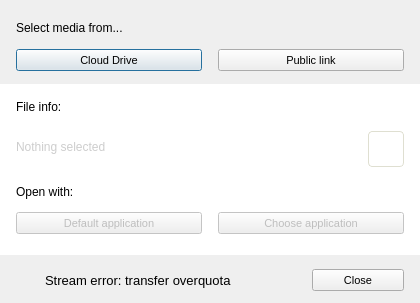
Qt form src/MEGASync/gui/win/StreamingFromMegaDialog.ui (meganz/MEGAsync) before a commit.
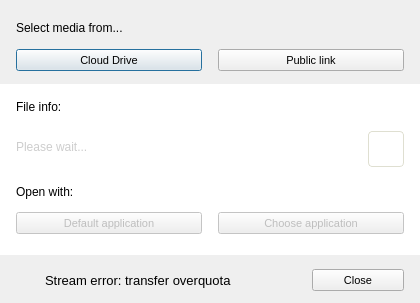
The same form after that commit. Icons and pictures are not drawn.

Commit message: SNC-2083 Streaming of files inside folders from public urls

Diff of the .ui file:
```diff
--- a/src/MEGASync/gui/win/StreamingFromMegaDialog.ui
+++ b/src/MEGASync/gui/win/StreamingFromMegaDialog.ui
@@ -58,6 +58,12 @@
 	color: rgba(0, 0, 0, 50)
 }
 
+#WaitingForFileInfoLabel
+{
+   font-size: 12px;
+	color: rgba(0, 0, 0, 50)
+}
+
 #lFileName, #lState
 {
 	font-size: 12px;
@@ -507,6 +513,153 @@
                 </item>
                </layout>
               </widget>
+              <widget class="QWidget" name="pWaitingForFileInfo">
+               <layout class="QHBoxLayout" name="horizontalLayout_8">
+                <property name="leftMargin">
+                 <number>0</number>
+                </property>
+                <property name="topMargin">
+                 <number>0</number>
+                </property>
+                <property name="rightMargin">
+                 <number>0</number>
+                </property>
+                <property name="bottomMargin">
+                 <number>0</number>
+                </property>
+                <item>
+                 <widget class="QLabel" name="WaitingForFileInfoLabel">
+                  <property name="palette">
+                   <palette>
+                    <active>
+                     <colorrole role="WindowText">
+                      <brush brushstyle="SolidPattern">
+                       <color alpha="255">
+                        <red>102</red>
+                        <green>102</green>
+                        <blue>102</blue>
+                       </color>
+                      </brush>
+                     </colorrole>
+                     <colorrole role="Button">
+                      <brush brushstyle="SolidPattern">
+                       <color alpha="255">
+                        <red>255</red>
+                        <green>255</green>
+                        <blue>255</blue>
+                       </color>
+                      </brush>
+                     </colorrole>
+                     <colorrole role="Base">
+                      <brush brushstyle="SolidPattern">
+                       <color alpha="255">
+                        <red>255</red>
+                        <green>255</green>
+                        <blue>255</blue>
+                       </color>
+                      </brush>
+                     </colorrole>
+                     <colorrole role="Window">
+                      <brush brushstyle="SolidPattern">
+                       <color alpha="255">
+                        <red>255</red>
+                        <green>255</green>
+                        <blue>255</blue>
+                       </color>
+                      </brush>
+                     </colorrole>
+                    </active>
+                    <inactive>
+                     <colorrole role="WindowText">
+                      <brush brushstyle="SolidPattern">
+                       <color alpha="255">
+                        <red>102</red>
+                        <green>102</green>
+                        <blue>102</blue>
+                       </color>
+                      </brush>
+                     </colorrole>
+                     <colorrole role="Button">
+                      <brush brushstyle="SolidPattern">
+                       <color alpha="255">
+                        <red>255</red>
+                        <green>255</green>
+                        <blue>255</blue>
+                       </color>
+                      </brush>
+                     </colorrole>
+                     <colorrole role="Base">
+                      <brush brushstyle="SolidPattern">
+                       <color alpha="255">
+                        <red>255</red>
+                        <green>255</green>
+                        <blue>255</blue>
+                       </color>
+                      </brush>
+                     </colorrole>
+                     <colorrole role="Window">
+                      <brush brushstyle="SolidPattern">
+                       <color alpha="255">
+                        <red>255</red>
+                        <green>255</green>
+                        <blue>255</blue>
+                       </color>
+                      </brush>
+                     </colorrole>
+                    </inactive>
+                    <disabled>
+                     <colorrole role="WindowText">
+                      <brush brushstyle="SolidPattern">
+                       <color alpha="127">
+                        <red>255</red>
+                        <green>255</green>
+                        <blue>255</blue>
+                       </color>
+                      </brush>
+                     </colorrole>
+                     <colorrole role="Button">
+                      <brush brushstyle="SolidPattern">
+                       <color alpha="255">
+                        <red>255</red>
+                        <green>255</green>
+                        <blue>255</blue>
+                       </color>
+                      </brush>
+                     </colorrole>
+                     <colorrole role="Base">
+                      <brush brushstyle="SolidPattern">
+                       <color alpha="255">
+                        <red>255</red>
+                        <green>255</green>
+                        <blue>255</blue>
+                       </color>
+                      </brush>
+                     </colorrole>
+                     <colorrole role="Window">
+                      <brush brushstyle="SolidPattern">
+                       <color alpha="255">
+                        <red>255</red>
+                        <green>255</green>
+                        <blue>255</blue>
+                       </color>
+                      </brush>
+                     </colorrole>
+                    </disabled>
+                   </palette>
+                  </property>
+                  <property name="font">
+                   <font>
+                    <pointsize>-1</pointsize>
+                    <italic>false</italic>
+                   </font>
+                  </property>
+                  <property name="text">
+                   <string>Please wait...</string>
+                  </property>
+                 </widget>
+                </item>
+               </layout>
+              </widget>
               <widget class="QWidget" name="pNothingSelected">
                <widget class="QWidget" name="widget_2" native="true">
                 <property name="geometry">
```
The commit also changes 9 other files.
